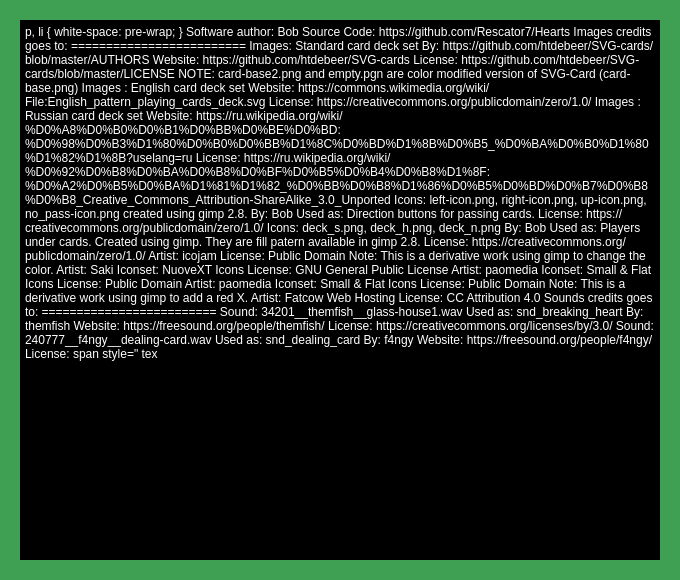
The window that credits.ui (Rescator7/Hearts) describes before a commit, drawn with Qt 5.
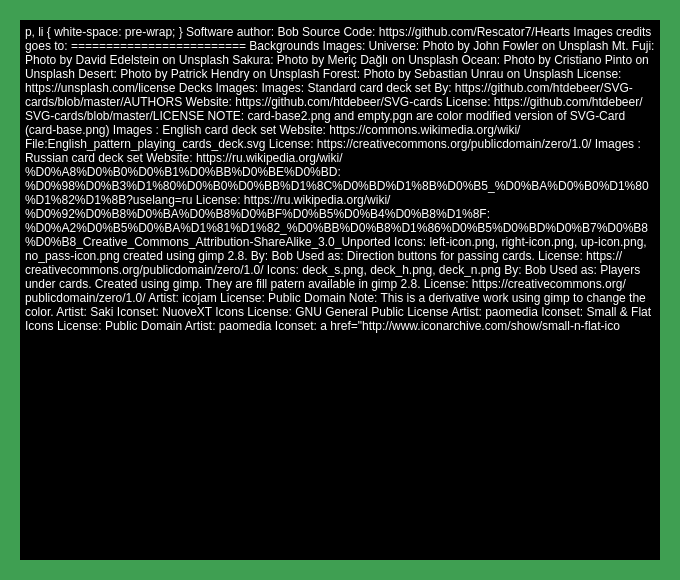
The same window after the commit. Icons and pictures are not drawn.

```diff
--- a/credits.ui
+++ b/credits.ui
@@ -927,11 +927,26 @@
 p, li { white-space: pre-wrap; }
 &lt;/style&gt;&lt;/head&gt;&lt;body style=&quot; font-family:'Ubuntu'; font-size:11pt; font-weight:400; font-style:normal;&quot;&gt;
 &lt;p style=&quot; margin-top:0px; margin-bottom:0px; margin-left:0px; margin-right:0px; -qt-block-indent:0; text-indent:0px;&quot;&gt;Software author: Bob &amp;lt;castillo7@hotmail.com&amp;gt;&lt;/p&gt;
+&lt;p style=&quot;-qt-paragraph-type:empty; margin-top:0px; margin-bottom:0px; margin-left:0px; margin-right:0px; -qt-block-indent:0; text-indent:0px;&quot;&gt;&lt;br /&gt;&lt;/p&gt;
 &lt;p style=&quot; margin-top:0px; margin-bottom:0px; margin-left:0px; margin-right:0px; -qt-block-indent:0; text-indent:0px;&quot;&gt;Source Code: &lt;a href=&quot;https://github.com/Rescator7/Hearts&quot;&gt;&lt;span style=&quot; text-decoration: underline; color:#5555ff;&quot;&gt;https://github.com/Rescator7/Hearts&lt;/span&gt;&lt;/a&gt;&lt;/p&gt;
 &lt;p style=&quot;-qt-paragraph-type:empty; margin-top:0px; margin-bottom:0px; margin-left:0px; margin-right:0px; -qt-block-indent:0; text-indent:0px;&quot;&gt;&lt;br /&gt;&lt;/p&gt;
 &lt;p style=&quot; margin-top:0px; margin-bottom:0px; margin-left:0px; margin-right:0px; -qt-block-indent:0; text-indent:0px;&quot;&gt;&lt;span style=&quot; font-size:14pt; font-weight:600;&quot;&gt;Images credits goes to:&lt;/span&gt;&lt;/p&gt;
 &lt;p style=&quot; margin-top:0px; margin-bottom:0px; margin-left:0px; margin-right:0px; -qt-block-indent:0; text-indent:0px;&quot;&gt;=========================&lt;/p&gt;
 &lt;p style=&quot;-qt-paragraph-type:empty; margin-top:0px; margin-bottom:0px; margin-left:0px; margin-right:0px; -qt-block-indent:0; text-indent:0px;&quot;&gt;&lt;br /&gt;&lt;/p&gt;
+&lt;p style=&quot; margin-top:0px; margin-bottom:0px; margin-left:0px; margin-right:0px; -qt-block-indent:0; text-indent:0px;&quot;&gt;&lt;span style=&quot; font-size:12pt; font-weight:600; text-decoration: underline;&quot;&gt;Backgrounds Images:&lt;/span&gt;&lt;/p&gt;
+&lt;p style=&quot;-qt-paragraph-type:empty; margin-top:0px; margin-bottom:0px; margin-left:0px; margin-right:0px; -qt-block-indent:0; text-indent:0px; text-decoration: underline;&quot;&gt;&lt;br /&gt;&lt;/p&gt;
+&lt;p style=&quot; margin-top:0px; margin-bottom:0px; margin-left:0px; margin-right:0px; -qt-block-indent:0; text-indent:0px;&quot;&gt;Universe: Photo by &lt;a href=&quot;https://unsplash.com/@wildhoney?utm_source=unsplash&amp;amp;utm_medium=referral&amp;amp;utm_content=creditCopyText&quot;&gt;&lt;span style=&quot; text-decoration: underline; color:#5555ff;&quot;&gt;John Fowler&lt;/span&gt;&lt;/a&gt; on &lt;a href=&quot;https://unsplash.com/photos/7Ym9rpYtSdA?utm_source=unsplash&amp;amp;utm_medium=referral&amp;amp;utm_content=creditCopyText&quot;&gt;&lt;span style=&quot; text-decoration: underline; color:#5555ff;&quot;&gt;Unsplash&lt;/span&gt;&lt;/a&gt;&lt;/p&gt;
+&lt;p style=&quot; margin-top:0px; margin-bottom:0px; margin-left:0px; margin-right:0px; -qt-block-indent:0; text-indent:0px;&quot;&gt;Mt. Fuji:   Photo by &lt;a href=&quot;https://unsplash.com/@jlhopes?utm_source=unsplash&amp;amp;utm_medium=referral&amp;amp;utm_content=creditCopyText&quot;&gt;&lt;span style=&quot; text-decoration: underline; color:#5555ff;&quot;&gt;David Edelstein&lt;/span&gt;&lt;/a&gt; on &lt;a href=&quot;https://unsplash.com/photos/N4DbvTUDikw?utm_source=unsplash&amp;amp;utm_medium=referral&amp;amp;utm_content=creditCopyText&quot;&gt;&lt;span style=&quot; text-decoration: underline; color:#5555ff;&quot;&gt;Unsplash&lt;/span&gt;&lt;/a&gt;&lt;/p&gt;
+&lt;p style=&quot; margin-top:0px; margin-bottom:0px; margin-left:0px; margin-right:0px; -qt-block-indent:0; text-indent:0px;&quot;&gt;Sakura:    Photo by &lt;a href=&quot;https://unsplash.com/@meric?utm_source=unsplash&amp;amp;utm_medium=referral&amp;amp;utm_content=creditCopyText&quot;&gt;&lt;span style=&quot; text-decoration: underline; color:#5555ff;&quot;&gt;Meriç Dağlı&lt;/span&gt;&lt;/a&gt; on &lt;a href=&quot;https://unsplash.com/photos/7NBO76G5JsE?utm_source=unsplash&amp;amp;utm_medium=referral&amp;amp;utm_content=creditCopyText&quot;&gt;&lt;span style=&quot; text-decoration: underline; color:#5555ff;&quot;&gt;Unsplash&lt;/span&gt;&lt;/a&gt;&lt;/p&gt;
+&lt;p style=&quot; margin-top:0px; margin-bottom:0px; margin-left:0px; margin-right:0px; -qt-block-indent:0; text-indent:0px;&quot;&gt;Ocean:     Photo by &lt;a href=&quot;https://unsplash.com/@crispinto?utm_source=unsplash&amp;amp;utm_medium=referral&amp;amp;utm_content=creditCopyText&quot;&gt;&lt;span style=&quot; text-decoration: underline; color:#5555ff;&quot;&gt;Cristiano Pinto&lt;/span&gt;&lt;/a&gt; on &lt;a href=&quot;https://unsplash.com/photos/gQH0Jcz50V8?utm_source=unsplash&amp;amp;utm_medium=referral&amp;amp;utm_content=creditCopyText&quot;&gt;&lt;span style=&quot; text-decoration: underline; color:#5555ff;&quot;&gt;Unsplash&lt;/span&gt;&lt;/a&gt;&lt;/p&gt;
+&lt;p style=&quot; margin-top:0px; margin-bottom:0px; margin-left:0px; margin-right:0px; -qt-block-indent:0; text-indent:0px;&quot;&gt;Desert:    Photo by &lt;a href=&quot;https://unsplash.com/@worldsbetweenlines?utm_source=unsplash&amp;amp;utm_medium=referral&amp;amp;utm_content=creditCopyText&quot;&gt;&lt;span style=&quot; text-decoration: underline; color:#5555ff;&quot;&gt;Patrick Hendry&lt;/span&gt;&lt;/a&gt; on &lt;a href=&quot;https://unsplash.com/photos/_RYmx4Jz1UM?utm_source=unsplash&amp;amp;utm_medium=referral&amp;amp;utm_content=creditCopyText&quot;&gt;&lt;span style=&quot; text-decoration: underline; color:#5555ff;&quot;&gt;Unsplash&lt;/span&gt;&lt;/a&gt;&lt;/p&gt;
+&lt;p style=&quot; margin-top:0px; margin-bottom:0px; margin-left:0px; margin-right:0px; -qt-block-indent:0; text-indent:0px;&quot;&gt;Forest:     Photo by &lt;a href=&quot;https://unsplash.com/@sebastian_unrau?utm_source=unsplash&amp;amp;utm_medium=referral&amp;amp;utm_content=creditCopyText&quot;&gt;&lt;span style=&quot; text-decoration: underline; color:#5555ff;&quot;&gt;Sebastian Unrau&lt;/span&gt;&lt;/a&gt; on &lt;a href=&quot;https://unsplash.com/photos/sp-p7uuT0tw?utm_source=unsplash&amp;amp;utm_medium=referral&amp;amp;utm_content=creditCopyText&quot;&gt;&lt;span style=&quot; text-decoration: underline; color:#5555ff;&quot;&gt;Unsplash&lt;/span&gt;&lt;/a&gt;&lt;/p&gt;
+&lt;p style=&quot;-qt-paragraph-type:empty; margin-top:0px; margin-bottom:0px; margin-left:0px; margin-right:0px; -qt-block-indent:0; text-indent:0px; font-size:12pt; font-weight:600; text-decoration: underline;&quot;&gt;&lt;br /&gt;&lt;/p&gt;
+&lt;p style=&quot; margin-top:0px; margin-bottom:0px; margin-left:0px; margin-right:0px; -qt-block-indent:0; text-indent:0px;&quot;&gt;License: &lt;a href=&quot;https://unsplash.com/license&quot;&gt;&lt;span style=&quot; text-decoration: underline; color:#5555ff;&quot;&gt;https://unsplash.com/license&lt;/span&gt;&lt;/a&gt;&lt;/p&gt;
+&lt;p style=&quot;-qt-paragraph-type:empty; margin-top:0px; margin-bottom:0px; margin-left:0px; margin-right:0px; -qt-block-indent:0; text-indent:0px;&quot;&gt;&lt;br /&gt;&lt;/p&gt;
+&lt;p style=&quot;-qt-paragraph-type:empty; margin-top:0px; margin-bottom:0px; margin-left:0px; margin-right:0px; -qt-block-indent:0; text-indent:0px; font-size:12pt; font-weight:600; text-decoration: underline;&quot;&gt;&lt;br /&gt;&lt;/p&gt;
+&lt;p style=&quot; margin-top:0px; margin-bottom:0px; margin-left:0px; margin-right:0px; -qt-block-indent:0; text-indent:0px;&quot;&gt;&lt;span style=&quot; font-size:12pt; font-weight:600; text-decoration: underline;&quot;&gt;Decks Images:&lt;/span&gt;&lt;/p&gt;
+&lt;p style=&quot;-qt-paragraph-type:empty; margin-top:0px; margin-bottom:0px; margin-left:0px; margin-right:0px; -qt-block-indent:0; text-indent:0px; text-decoration: underline;&quot;&gt;&lt;br /&gt;&lt;/p&gt;
 &lt;p style=&quot; margin-top:0px; margin-bottom:0px; margin-left:0px; margin-right:0px; -qt-block-indent:0; text-indent:0px;&quot;&gt;&lt;span style=&quot; text-decoration: underline;&quot;&gt;Images:&lt;/span&gt; Standard card deck set&lt;/p&gt;
 &lt;p style=&quot;-qt-paragraph-type:empty; margin-top:0px; margin-bottom:0px; margin-left:0px; margin-right:0px; -qt-block-indent:0; text-indent:0px;&quot;&gt;&lt;br /&gt;&lt;/p&gt;
 &lt;p style=&quot; margin-top:0px; margin-bottom:0px; margin-left:0px; margin-right:0px; -qt-block-indent:0; text-indent:0px;&quot;&gt;&lt;img src=&quot;:/SVG-cards/Default/heart_1(80x115).png&quot; /&gt;&lt;/p&gt;
```
